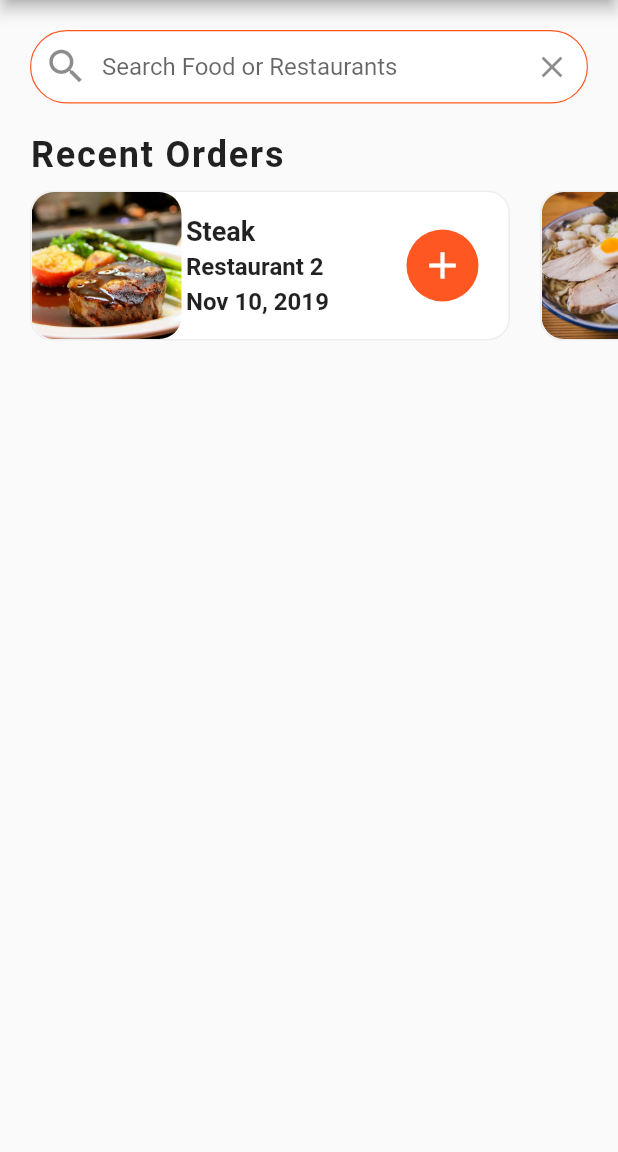
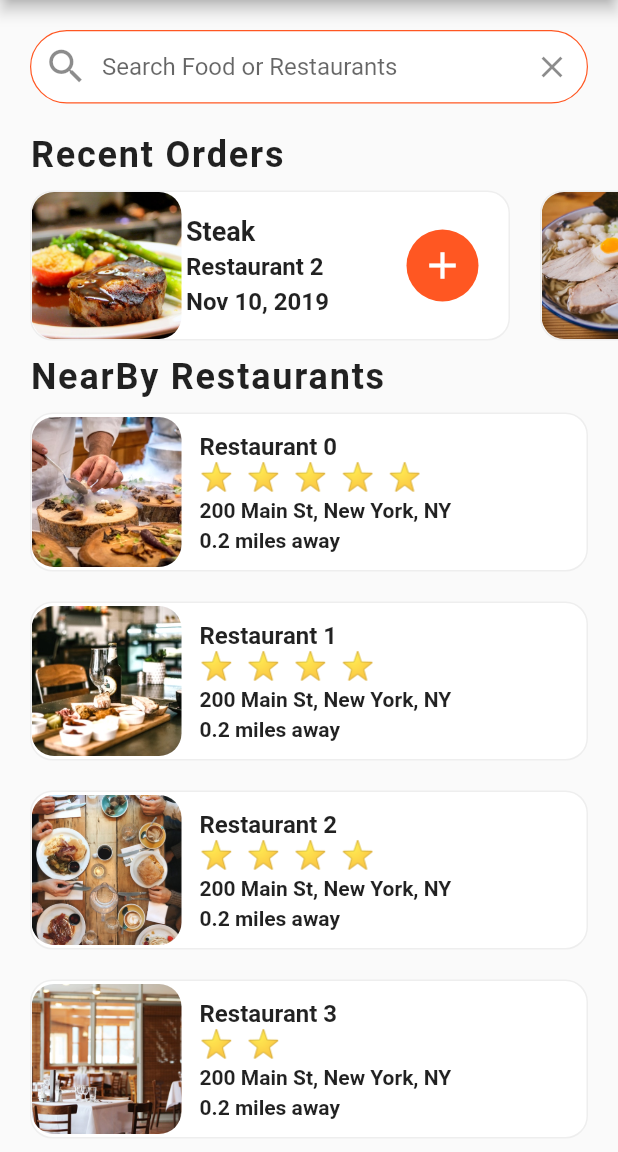
Before and after one commit to sebastienBellon/food_delivery_flutter, a Flutter app: the screen it shows after launch, on a phone screen of 412 x 824 dp, the part 84-1236 px from its top. Run offline on Flutter 3.47's test engine with Material 2 defaults, Android fonts, the phone set to English and light mode, and no system bars.

Commit message:
✨ nearby restaurants

```diff
--- a/lib/screens/home_screen.dart
+++ b/lib/screens/home_screen.dart
@@ -1,6 +1,8 @@
 import 'package:flutter/material.dart';
 
 import '../data/data.dart';
+import '../models/restaurant.dart';
+import '../widgets/rating_stars.dart';
 import '../widgets/recent_orders.dart';
 
 class HomeScreen extends StatefulWidget {
@@ -11,6 +13,71 @@ class HomeScreen extends StatefulWidget {
 }
 
 class _HomeScreenState extends State<HomeScreen> {
+  _buildRestaurants() {
+    List<Widget> restaurantList = [];
+    restaurants.forEach((Restaurant restaurant) {
+      restaurantList.add(
+        Container(
+          margin: EdgeInsets.symmetric(horizontal: 20.0, vertical: 10.0),
+          decoration: BoxDecoration(
+              color: Colors.white,
+              borderRadius: BorderRadius.circular(15.0),
+              border: Border.all(width: 1.0, color: Colors.grey[200]!)),
+          child: Row(
+            children: [
+              ClipRRect(
+                borderRadius: BorderRadius.circular(15.0),
+                child: Image(
+                  height: 100.0,
+                  width: 100.0,
+                  image: AssetImage(restaurant.imageUrl),
+                  fit: BoxFit.cover,
+                ),
+              ),
+              Container(
+                margin: EdgeInsets.all(12.0),
+                child: Column(
+                  mainAxisAlignment: MainAxisAlignment.center,
+                  crossAxisAlignment: CrossAxisAlignment.start,
+                  children: [
+                    Text(
+                      restaurant.name,
+                      style: TextStyle(
+                        fontSize: 16.0,
+                        fontWeight: FontWeight.bold,
+                      ),
+                      overflow: TextOverflow.ellipsis,
+                    ),
+                    RatingStars(restaurant.rating),
+                    SizedBox(height: 4.0),
+                    Text(
+                      restaurant.address,
+                      style: TextStyle(
+                        fontSize: 14.0,
+                        fontWeight: FontWeight.w600,
+                      ),
+                      overflow: TextOverflow.ellipsis,
+                    ),
+                    SizedBox(height: 4.0),
+                    Text(
+                      '0.2 miles away',
+                      style: TextStyle(
+                        fontSize: 14.0,
+                        fontWeight: FontWeight.w600,
+                      ),
+                      overflow: TextOverflow.ellipsis,
+                    ),
+                  ],
+                ),
+              )
+            ],
+          ),
+        ),
+      );
+    });
+    return Column(children: restaurantList);
+  }
+
   @override
   Widget build(BuildContext context) {
     return Scaffold(
@@ -66,6 +133,23 @@ class _HomeScreenState extends State<HomeScreen> {
             ),
           ),
           RecentOrders(),
+          Column(
+            crossAxisAlignment: CrossAxisAlignment.start,
+            children: [
+              Padding(
+                padding: const EdgeInsets.symmetric(horizontal: 20.0),
+                child: Text(
+                  'NearBy Restaurants',
+                  style: TextStyle(
+                    fontSize: 24,
+                    fontWeight: FontWeight.w600,
+                    letterSpacing: 1.2,
+                  ),
+                ),
+              ),
+              _buildRestaurants(),
+            ],
+          ),
         ],
       ),
     );
--- /dev/null
+++ b/lib/widgets/rating_stars.dart
@@ -0,0 +1,19 @@
+import 'package:flutter/material.dart';
+
+class RatingStars extends StatelessWidget {
+  RatingStars(this.rating);
+  final int rating;
+
+  @override
+  Widget build(BuildContext context) {
+    String stars = '';
+    for (int i = 0; i < rating; i++) {
+      stars += '⭐  ';
+    }
+    stars.trim();
+    return Text(
+      stars,
+      style: TextStyle(fontSize: 18.0),
+    );
+  }
+}
```
